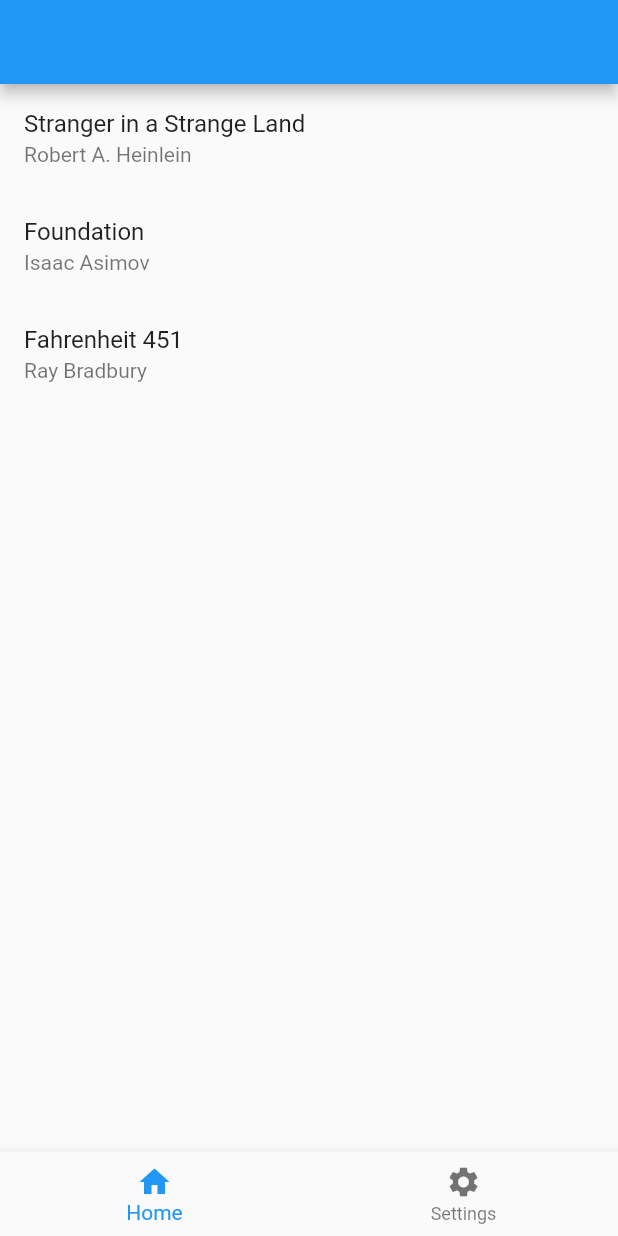
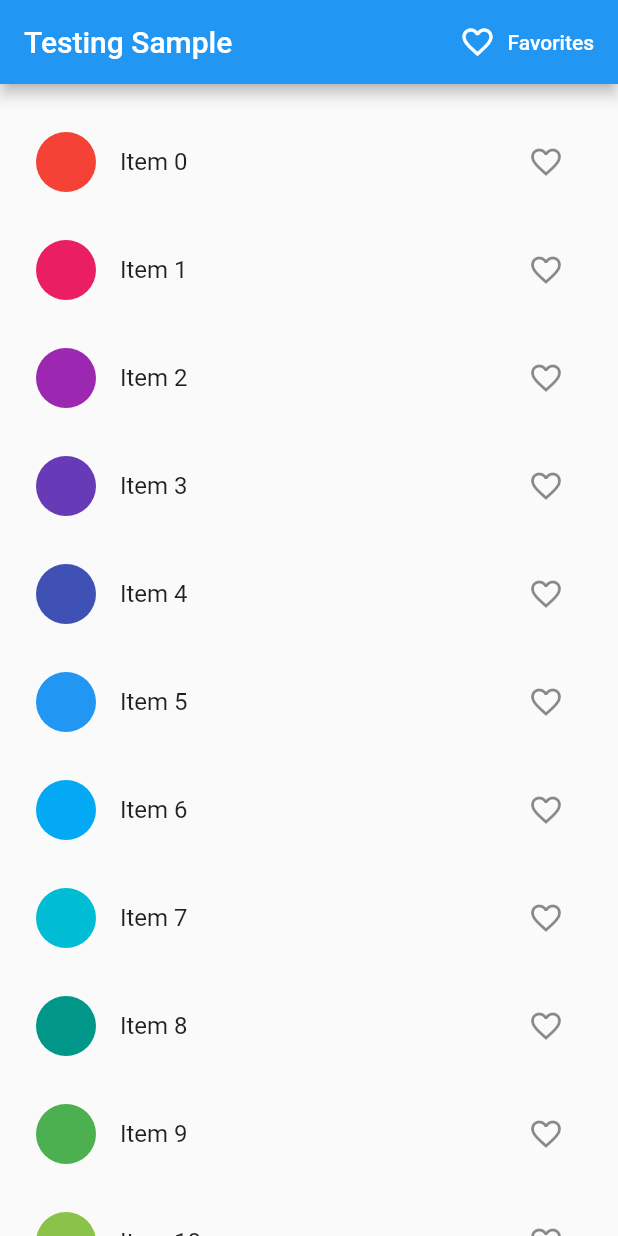
Before and after one commit to nguyenductho89/FlutterLearning, a Flutter app: the screen it shows after launch, on a phone screen of 412 x 824 dp. Run offline on Flutter 3.47's test engine with Material 2 defaults, Android fonts, the phone set to English and light mode, and no system bars; our stand-ins replace cloud_firestore; accounts and stored records are empty.

Commit message:
add test

```diff
--- /dev/null
+++ b/lib/UnitTest/Favorites.dart
@@ -0,0 +1,18 @@
+import 'package:flutter/cupertino.dart';
+
+/// The [Favorites] class holds a list of favorite items saved by the user.
+class Favorites extends ChangeNotifier {
+  final List<int> _favoriteItems = [];
+
+  List<int> get items => _favoriteItems;
+
+  void add(int itemNo) {
+    _favoriteItems.add(itemNo);
+    notifyListeners();
+  }
+
+  void remove(int itemNo) {
+    _favoriteItems.remove(itemNo);
+    notifyListeners();
+  }
+}
--- /dev/null
+++ b/lib/UnitTest/HomePage.dart
@@ -0,0 +1,80 @@
+import 'package:flutter/cupertino.dart';
+import 'package:flutter/material.dart';
+import 'package:provider/provider.dart';
+
+import 'Favorites.dart';
+import 'FavoritesPage.dart';
+
+class HomePage extends StatelessWidget {
+  static String routeName = '/';
+
+  @override
+  Widget build(BuildContext context) {
+    return Scaffold(
+      appBar: AppBar(
+        title: Text('Testing Sample'),
+        actions: <Widget>[
+          FlatButton.icon(
+            textColor: Colors.white,
+            onPressed: () {
+              Navigator.pushNamed(context, FavoritesPage.routeName);
+            },
+            icon: Icon(Icons.favorite_border),
+            label: Text('Favorites'),
+          ),
+        ],
+      ),
+      body: ListView.builder(
+        itemCount: 100,
+        cacheExtent: 20.0,
+        padding: const EdgeInsets.symmetric(vertical: 16),
+        itemBuilder: (context, index) => ItemTile(index),
+      ),
+    );
+  }
+}
+
+class ItemTile extends StatelessWidget {
+  final int itemNo;
+
+  const ItemTile(
+      this.itemNo,
+      );
+
+  @override
+  Widget build(BuildContext context) {
+    var favoritesList = Provider.of<Favorites>(context);
+
+    return Padding(
+      padding: const EdgeInsets.all(8.0),
+      child: ListTile(
+        leading: CircleAvatar(
+          backgroundColor: Colors.primaries[itemNo % Colors.primaries.length],
+        ),
+        title: Text(
+          'Item $itemNo',
+          key: Key('text_$itemNo'),
+        ),
+        trailing: IconButton(
+          key: Key('icon_$itemNo'),
+          icon: favoritesList.items.contains(itemNo)
+              ? Icon(Icons.favorite)
+              : Icon(Icons.favorite_border),
+          onPressed: () {
+            !favoritesList.items.contains(itemNo)
+                ? favoritesList.add(itemNo)
+                : favoritesList.remove(itemNo);
+            Scaffold.of(context).showSnackBar(
+              SnackBar(
+                content: Text(favoritesList.items.contains(itemNo)
+                    ? 'Added to favorites.'
+                    : 'Removed from favorites.'),
+                duration: Duration(seconds: 1),
+              ),
+            );
+          },
+        ),
+      ),
+    );
+  }
+}
--- /dev/null
+++ b/lib/UnitTest/TestingApp.dart
@@ -0,0 +1,26 @@
+import 'package:flutter/material.dart';
+import 'package:provider/provider.dart';
+import 'package:flutter/cupertino.dart';
+import 'Favorites.dart';
+import 'FavoritesPage.dart';
+import 'HomePage.dart';
+class TestingApp extends StatelessWidget {
+  @override
+  Widget build(BuildContext context) {
+    return ChangeNotifierProvider<Favorites>(
+      create: (context) => Favorites(),
+      child: CupertinoApp(
+        title: 'Testing Sample',
+        // theme: ThemeData(
+        //   primarySwatch: Colors.blue,
+        //   visualDensity: VisualDensity.adaptivePlatformDensity,
+        // ),
+        routes: {
+          HomePage.routeName: (context) => HomePage(),
+          FavoritesPage.routeName: (context) => FavoritesPage(),
+        },
+        initialRoute: HomePage.routeName,
+      ),
+    );
+  }
+}
--- a/pubspec.yaml
+++ b/pubspec.yaml
@@ -7,11 +7,15 @@ dependencies:
   stacked: ^1.2.2
   auto_route:
   stacked_services:
+  cupertino_icons: ^0.1.3
+  provider: ^4.1.3   # new
 dev_dependencies:
   flutter_test:
     sdk: flutter
+  flutter_driver:    # new
+    sdk: flutter     # new
+  test: ^1.14.4
   build_runner:
   auto_route_generator:
-
 flutter:
   uses-material-design: true
--- /dev/null
+++ b/test_driver/app.dart
@@ -0,0 +1,6 @@
+import 'package:flutter_driver/driver_extension.dart';
+import 'package:BullsEye/main.dart' as app;
+void main() {
+  enableFlutterDriverExtension();
+  app.main();
+}
```
Also changed, not shown: lib/UnitTest/FavoritesPage.dart (added, +62 -0 lines), lib/main.dart (+6 -2 lines), test_driver/app_test.dart (added, +64 -0 lines), pubspec.lock, 5 other files.
